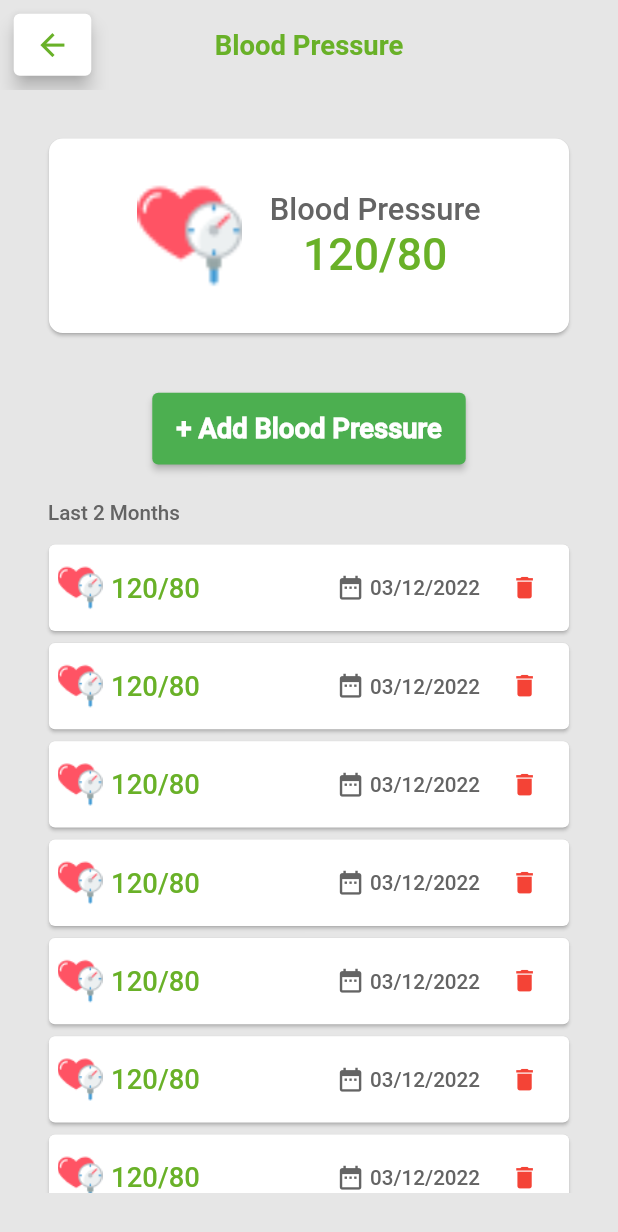
After one commit to robiulm60ict/mhp-digipatient-app-android, a Flutter app: the VitalsView screen opened by its route, after a tap on "Blood Pressure", on a phone screen of 412 x 824 dp. The commit adds this screen. Shown: the top 1232 px of the screen. Run offline on Flutter 3.47's test engine with Material 2 defaults, Android fonts, the phone set to English and light mode, and no system bars; our stand-ins replace animated_text_kit, another_flushbar, auto_route, badges, curved_navigation_bar, dotted_line and 13 more; missing offline and left inert: agora_uikit, flutterzilla_fixed_grid, human_body_selector, onboarding, search_page, zoom_widget; accounts and stored records are empty; statements that could not run were skipped.

Commit message:
4-6-2023

```diff
--- a/lib/routes/routes.dart
+++ b/lib/routes/routes.dart
@@ -15,6 +15,7 @@ import 'package:digi_patient/view/my_record/my_report_view.dart';
 import 'package:digi_patient/view/my_record/reason_for_visit_view.dart';
 import 'package:digi_patient/view/my_record/self_medical_history_from_great_doc_view.dart';
 import 'package:digi_patient/view/my_record/vital_view.dart';
+import 'package:digi_patient/view/my_record/vitals/vitals_item_details_view.dart';
 import 'package:digi_patient/view/notifications_view.dart';
 import 'package:digi_patient/view/onbording_view.dart';
 import 'package:digi_patient/view/payment/invoice_view.dart';
@@ -128,6 +129,7 @@ import '../view/splash_view.dart';
     AutoRoute(path: '/self-medical-history', page: SelfMedicalHistoryFGDView,),
     AutoRoute(path: '/reason-visit', page: ReasonForVisitView,),
     AutoRoute(path: '/my-report', page: MyReportView,),
+    AutoRoute(path: '/vitals-detail', page: VitalsItemDetailsView,),
 
   ],
 )
--- a/lib/view/bottom_navigation_buttons/home_view.dart
+++ b/lib/view/bottom_navigation_buttons/home_view.dart
@@ -90,7 +90,7 @@ class _HomeViewState extends State<HomeView> {
 
                     final prefs = await SharedPreferences.getInstance();
 
-                    prefs.setBool(UserP.isLoggedIn, false);
+                    await prefs.setBool(UserP.isLoggedIn, false);
 
                     context.router.replace(const SignInRoute());
 
--- a/lib/view/my_record/vital_view.dart
+++ b/lib/view/my_record/vital_view.dart
@@ -1,5 +1,7 @@
+import 'package:auto_route/auto_route.dart';
 import 'package:digi_patient/generated/assets.dart';
 import 'package:digi_patient/resources/colors.dart';
+import 'package:digi_patient/routes/routes.gr.dart';
 import 'package:digi_patient/utils/utils.dart';
 import 'package:digi_patient/widgets/back_button.dart';
 import 'package:digi_patient/widgets/line_chart.dart';
@@ -224,7 +226,7 @@ SizedBox(height: 10.h,),
             height: 300.h,
             child: TabBarView(
                 controller: _tabController,
-                children: [
+                children: const [
                   Card(
                     child: CustomLineChart()
                   ),
--- /dev/null
+++ b/lib/view/my_record/vitals/vitals_item_details_view.dart
@@ -0,0 +1,105 @@
+import 'package:flutter/material.dart';
+import 'package:flutter_screenutil/flutter_screenutil.dart';
+
+import '../../../resources/colors.dart';
+import '../../../utils/utils.dart';
+import '../../../widgets/back_button.dart';
+
+class VitalsItemDetailsView extends StatelessWidget {
+  const VitalsItemDetailsView({Key? key, required this.title, required this.img, required this.subtitle}) : super(key: key);
+  final String title;
+  final String img;
+  final String subtitle;
+
+  @override
+  Widget build(BuildContext context) {
+    return Scaffold(
+      appBar: AppBar(
+        leadingWidth: leadingWidth,
+        leading: const CustomBackButton(),
+        title: Text(title, style: TextStyle(fontSize: 16.sp, fontWeight: FontWeight.bold, color: AppColors.primaryColor),),
+        centerTitle: true,
+      ),
+      body: Padding(
+        padding: EdgeInsets.all(defaultPadding.r),
+        child: Column(
+          children: [
+            Card(
+              shape: RoundedRectangleBorder(
+                borderRadius: BorderRadius.circular(8.r),
+              ),
+              child: Padding(
+                padding: EdgeInsets.symmetric(horizontal: 18.0.w, vertical: 25.h),
+                child: Row(
+                  mainAxisAlignment: MainAxisAlignment.center,
+                  children: [
+                    Image.asset(img, height: 70, width: 70, fit: BoxFit.fitHeight,),
+                    SizedBox(width: 16.w,),
+                    Column(
+                      mainAxisSize: MainAxisSize.min,
+                      // crossAxisAlignment: CrossAxisAlignment.start,
+                      children: [
+                        Text(title, style: TextStyle(fontSize: 18.sp, fontWeight: FontWeight.w500, color: const Color(0xFF646464)),),
+                        Text(subtitle, style: TextStyle(fontSize: 26.sp, fontWeight: FontWeight.w500, color: AppColors.primaryColor),),
+                        // ListTile(
+                        //   leading: Image.asset(img),
+                        //   title: Text(title, style: TextStyle(fontSize: 18.sp, fontWeight: FontWeight.w500, color: const Color(0xFF646464)),),
+                        //   subtitle: Text(subtitle, style: TextStyle(fontSize: 26.sp, fontWeight: FontWeight.w500, color: AppColors.primaryColor),),
+                        // ),
+                      ],
+                    ),
+                  ],
+                ),
+              ),
+            ),
+            SizedBox(height: 30.h,),
+            SizedBox(
+              height: 40.h,
+              child: ElevatedButton(onPressed: (){}, child: Text("+ Add $title", style: TextStyle(fontSize: 16.sp, fontWeight: FontWeight.bold, color: Colors.white),)),
+            ),
+            SizedBox(height: 20.h,),
+            Align(
+                alignment: Alignment.centerLeft,
+                child: Text(" Last 2 Months  ", style: TextStyle(fontSize: 12.sp, fontWeight: FontWeight.w500, color: const Color(0xFF646464)),)),
+            SizedBox(height: 8.h,),
+            Expanded(child: ListView.builder(
+              itemCount: 7,
+                itemBuilder: (context, index) {
+                  return Dismissible(
+                      key: UniqueKey(),
+                      direction: DismissDirection.endToStart,
+                      background: Card(
+                        color: Colors.red,
+                        child: Align(
+                          alignment: Alignment.centerRight,
+                          child: Padding(
+                            padding: EdgeInsets.only(right: 8.0.w),
+                            child: Icon(Icons.delete, color: AppColors.primaryColor, size: 16.h,),
+                          ),
+                        ),
+                      ),
+                      child: Card(
+                        child: Padding(
+                          padding: EdgeInsets.symmetric(horizontal: 5.0.w, vertical: 4.h),
+                          child: Row(
+                            children: [
+                              Image.asset(img, height: 30, width: 30, fit: BoxFit.fill,),
+                              SizedBox(width: 5.w,),
+                              Text(subtitle, style: TextStyle(fontSize: 16.sp, fontWeight: FontWeight.w500, color: AppColors.primaryColor),),
+                              const Spacer(),
+                              Icon(Icons.date_range, color: const Color(0xFF646464), size: 16.h,),
+                              SizedBox(width: 3.w,),
+                              Text("03/12/2022", style: TextStyle(fontSize: 12.sp, fontWeight: FontWeight.w500, color: const Color(0xFF646464)),),
+                              SizedBox(width: 5.w,),
+                              IconButton(onPressed: (){}, icon:  Icon(Icons.delete, color: Colors.red, size: 16.h,))
+                            ],
+                          ),
+                        ),
+                      ));
+                },))
+          ],
+        ),
+      ),
+    );
+  }
+}
--- a/lib/view_model/auth_view_model.dart
+++ b/lib/view_model/auth_view_model.dart
@@ -36,9 +36,11 @@ class AuthViewModel with ChangeNotifier {
     _authRepo.loginApi(body).then((value) async{
       Messages.flushBarMessage(context, '${value.message}',backgroundColor: AppColors.primaryColor);
       await saveUser(isLoggedIn: true, email: body['email'], password: body['password'], name: value.user!.name!, id: int.parse(value.user!.userId!));
-       Future.delayed(const Duration(seconds: 1));
-      setLoginLoading(false, value);
-      context.router.replace(const DashboardRoute());
+       Future.delayed(const Duration(seconds: 2)).then((value) {
+         setLoginLoading(false, value);
+         context.router.replace(const DashboardRoute());
+       });
+
     }).onError((error, stackTrace) {
       debugPrint(error.toString());
         Messages.flushBarMessage(context, error.toString());
--- a/lib/widgets/line_chart.dart
+++ b/lib/widgets/line_chart.dart
@@ -34,6 +34,7 @@ class _MyHomePageState extends State<CustomLineChart> {
             isCurved: true,
             color: AppColors.primaryColor,
             barWidth: 4,
+
             dotData: FlDotData(show: true,
               getDotPainter: (p0, p1, p2, p3) => p0.x == 5 ? FlDotCirclePainter(strokeWidth: 6, color: AppColors.primaryColor, strokeColor: AppColors.primaryColor) : FlDotCirclePainter(),
             ),
--- a/lib/widgets/vitals_card.dart
+++ b/lib/widgets/vitals_card.dart
@@ -1,7 +1,9 @@
+import 'package:auto_route/auto_route.dart';
 import 'package:flutter/material.dart';
 import 'package:flutter_screenutil/flutter_screenutil.dart';
 
 import '../resources/colors.dart';
+import '../routes/routes.gr.dart';
 
 class VitalsCard extends StatelessWidget {
   const VitalsCard({Key? key, required this.title, required this.subtitle, required this.image, this.onTap}) : super(key: key);
@@ -14,7 +16,9 @@ class VitalsCard extends StatelessWidget {
   Widget build(BuildContext context) {
     return Expanded(
       child: InkWell(
-        onTap: onTap,
+        onTap: (){
+          context.router.push(VitalsItemDetailsRoute(title: title, img: image, subtitle: subtitle));
+        },
         child: Card(
           shape: RoundedRectangleBorder(
             borderRadius: BorderRadius.circular(8.r)
```
Also changed, not shown: lib/routes/routes.gr.dart.
